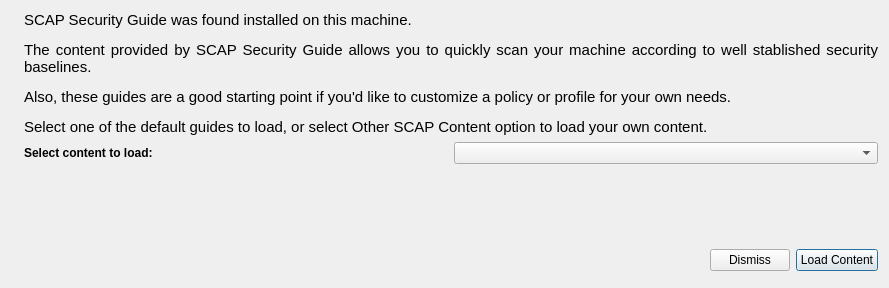
The window that ui/SSGIntegrationDialog.ui (OpenSCAP/scap-workbench) describes before a commit, drawn with Qt 5.
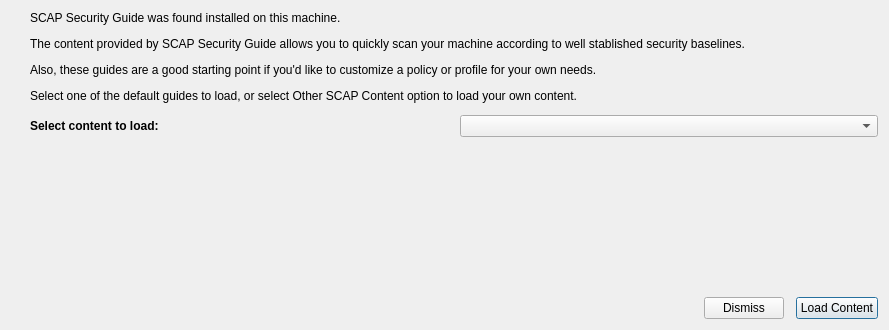
The same window after the commit.

Commit message:
Fixed integration dialog sizing.
- Made the label height auto-adjustable
  see https://stackoverflow.com/a/19294869
- Increased horizontal spacing between logo / label
- Removed a "widget" that isn't used, and messed up the layout
- Decreased the default dialog height, that acts as a minimal height.

What changed in the file:
```diff
--- a/ui/SSGIntegrationDialog.ui
+++ b/ui/SSGIntegrationDialog.ui
@@ -7,7 +7,7 @@
     <x>0</x>
     <y>0</y>
     <width>889</width>
-    <height>288</height>
+    <height>330</height>
    </rect>
   </property>
   <property name="sizePolicy">
@@ -28,6 +28,9 @@
   <layout class="QVBoxLayout" name="verticalLayout">
    <item>
     <layout class="QHBoxLayout" name="horizontalLayout_3">
+     <property name="spacing">
+      <number>12</number>
+     </property>
      <item>
       <widget class="QLabel" name="ssgLogo">
        <property name="sizePolicy">
@@ -52,15 +55,19 @@
      </item>
      <item>
       <layout class="QVBoxLayout" name="verticalLayout_3">
+       <property name="sizeConstraint">
+        <enum>QLayout::SetMinimumSize</enum>
+       </property>
        <property name="leftMargin">
         <number>0</number>
        </property>
        <item>
         <widget class="QLabel" name="label">
-         <property name="font">
-          <font>
-           <pointsize>11</pointsize>
-          </font>
+         <property name="sizePolicy">
+          <sizepolicy hsizetype="Preferred" vsizetype="Minimum">
+           <horstretch>0</horstretch>
+           <verstretch>0</verstretch>
+          </sizepolicy>
          </property>
          <property name="text">
           <string>&lt;html&gt;&lt;head/&gt;&lt;body&gt;&lt;p&gt;SCAP Security Guide was found installed on this machine.&lt;/p&gt;&lt;p&gt;The content provided by SCAP Security Guide allows you to quickly scan your machine according to well stablished security baselines.&lt;/p&gt;&lt;p&gt;Also, these guides are a good starting point if you'd like to customize a policy or profile for your own needs.&lt;/p&gt;&lt;p&gt;Select one of the default guides to load, or select Other SCAP Content option to load your own content.&lt;/p&gt;&lt;/body&gt;&lt;/html&gt;</string>
@@ -111,10 +118,13 @@
          <property name="orientation">
           <enum>Qt::Vertical</enum>
          </property>
+         <property name="sizeType">
+          <enum>QSizePolicy::MinimumExpanding</enum>
+         </property>
          <property name="sizeHint" stdset="0">
           <size>
            <width>20</width>
-           <height>40</height>
+           <height>20</height>
           </size>
          </property>
         </spacer>
@@ -157,24 +167,6 @@
      </item>
     </layout>
    </item>
-   <item>
-    <widget class="QWidget" name="widget" native="true">
-     <property name="sizePolicy">
-      <sizepolicy hsizetype="Preferred" vsizetype="Maximum">
-       <horstretch>0</horstretch>
-       <verstretch>0</verstretch>
-      </sizepolicy>
-     </property>
-     <layout class="QHBoxLayout" name="horizontalLayout">
-      <property name="spacing">
-       <number>6</number>
-      </property>
-      <property name="margin">
-       <number>0</number>
-      </property>
-     </layout>
-    </widget>
-   </item>
   </layout>
  </widget>
  <resources/>
```
